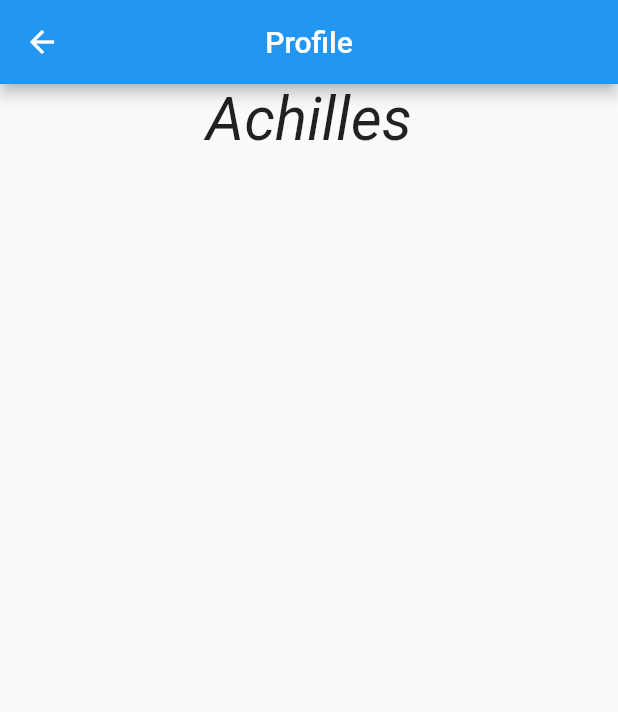
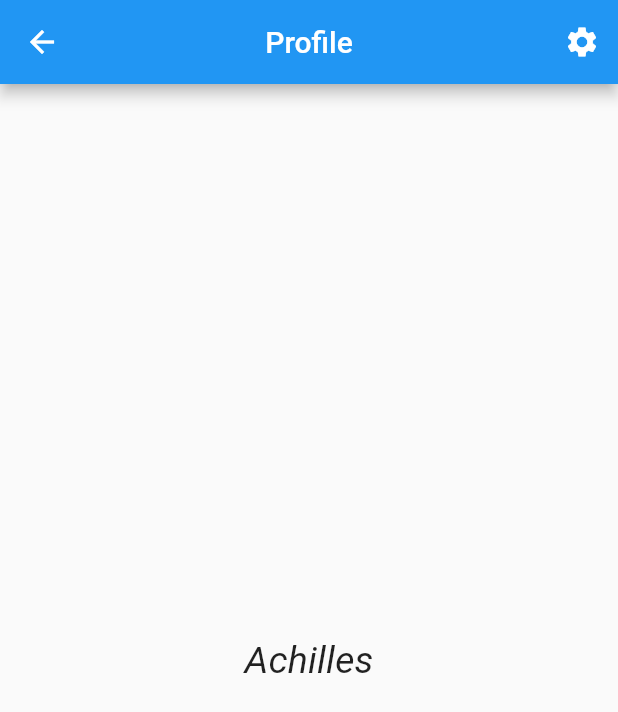
Before and after one commit to papageorgeach/healthyfoodaplication, a Flutter app: the screen it shows after launch, after a tap on the "face" icon, on a phone screen of 412 x 824 dp. Shown: the top 712 px of the screen. Run offline on Flutter 3.47's test engine with Material 2 defaults, Android fonts, the light colour scheme and no system bars; missing offline and left inert: animated_check.

Commit message:
improve profile page, add order functionality

```diff
--- a/lib/main.dart
+++ b/lib/main.dart
@@ -25,7 +25,7 @@ class MyApp extends StatelessWidget {
       theme: ThemeData(
         primarySwatch: Colors.blue,
       ),
-      home: const MyHomePage(title: 'Ehealthyfood'),
+      home: const MyHomePage(title: 'E-healthy food'),
     );
   }
 }
--- a/lib/order_widget.dart
+++ b/lib/order_widget.dart
@@ -10,8 +10,8 @@ class OrderWidget extends StatelessWidget {
   Widget build(BuildContext context) {
     return Scaffold(
       appBar: AppBar(
-        leading: new IconButton(
-          icon: new Icon(Icons.arrow_back),
+        leading: IconButton(
+          icon: const Icon(Icons.arrow_back),
           onPressed: () {
             Navigator.of(context).push(MaterialPageRoute(
                 builder: (context) =>
--- a/lib/user/profile.dart
+++ b/lib/user/profile.dart
@@ -18,33 +18,37 @@ class Profile extends StatelessWidget {
 
     return Scaffold(
       appBar: AppBar(
+        centerTitle: true,
+        automaticallyImplyLeading: false,
+        title: const Text(
+          "Profile",
+        ),
+        actions: <Widget>[
+          IconButton(
+            icon: Icon(
+              Icons.settings,
+              color: Colors.white,
+            ),
+            onPressed: () {},
+          )
+        ],
         leading: IconButton(
           icon: const Icon(Icons.arrow_back),
           onPressed: () {
             Navigator.of(context).push(MaterialPageRoute(
                 builder: (context) =>
-                    const MyHomePage(title: "E-healthyfood")));
+                    const MyHomePage(title: "E-healthy food")));
           },
         ),
-        centerTitle: true,
-        title: const Text(
-          "Profile",
+      ),
+      body: Container(
+        child: Text(
+          user.name,
+          style: TextStyle(fontStyle: FontStyle.italic, fontSize: 25),
         ),
-        automaticallyImplyLeading: false,
-      ),
-      body: Column(
-        children: [
-          Row(
-            mainAxisAlignment: MainAxisAlignment.center,
-            crossAxisAlignment: CrossAxisAlignment.center,
-            children: [
-              Text(
-                user.name,
-                style: TextStyle(fontStyle: FontStyle.italic, fontSize: 40),
-              )
-            ],
-          ),
-        ],
+        margin: const EdgeInsets.all(20.0),
+        padding: const EdgeInsets.all(15.0),
+        alignment: Alignment.center,
       ),
     );
   }
--- a/pubspec.yaml
+++ b/pubspec.yaml
@@ -31,10 +31,12 @@ dependencies:
     sdk: flutter
 
 
+
   # The following adds the Cupertino Icons font to your application.
   # Use with the CupertinoIcons class for iOS style icons.
   cupertino_icons: ^1.0.2
   provider: ^6.0.1
+  animated_check: ^1.0.0
 
 
 dev_dependencies:
```
Also changed, not shown: lib/basket/basket_widget.dart (+29 -1 lines), lib/order.dart (+62 -6 lines), pubspec.lock.
